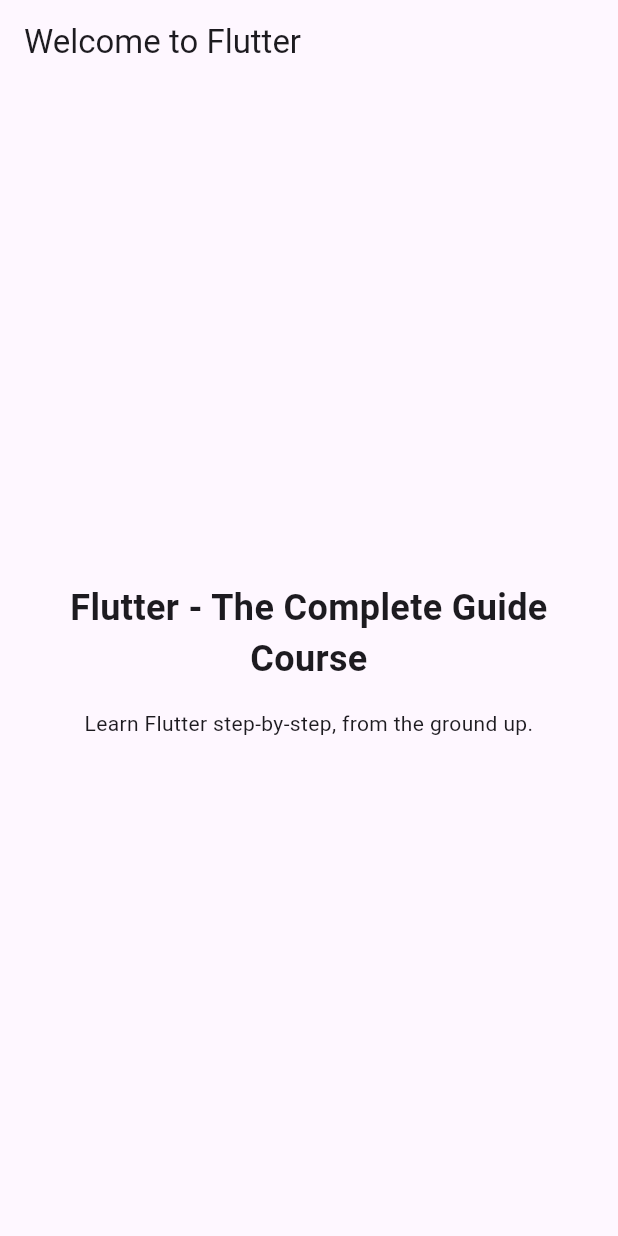
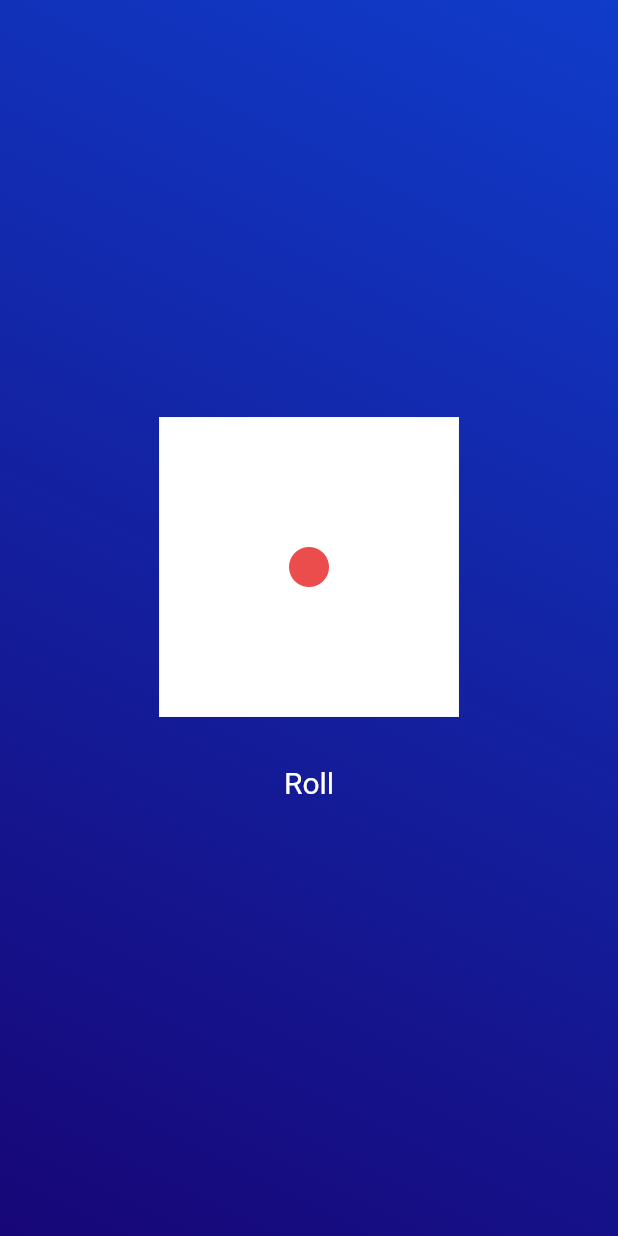
Before and after one commit to asifrahman18/diceRolling-flutter, a Flutter app: the screen it shows after launch, on a phone screen of 412 x 824 dp. Run offline on Flutter 3.47's test engine with Material 3 defaults, Android fonts, the phone set to English and light mode, and no system bars.

```diff
--- /dev/null
+++ b/lib/gradient_container.dart
@@ -0,0 +1,25 @@
+import 'package:flutter/material.dart';
+import 'package:first_app/styled_text.dart';
+import 'package:first_app/roller.dart';
+
+class GradientContainer extends StatelessWidget {
+  const GradientContainer({super.key, required this.colors});
+
+  final List<Color> colors;
+
+  @override
+  Widget build(context) {
+    return Container(
+      decoration: BoxDecoration(
+        gradient: LinearGradient(
+          colors: colors,
+          begin: Alignment.topRight,
+          end: Alignment.bottomLeft,
+        ),
+      ),
+      child: const Center(
+        child: DiceRoller(),
+      ),
+    );
+  }
+}
--- a/lib/main.dart
+++ b/lib/main.dart
@@ -1,54 +1,15 @@
 import 'package:flutter/material.dart';
+import 'package:first_app/gradient_container.dart';
 
 void main() {
-  runApp(const MyApp());
+  runApp(
+    const MaterialApp(
+      home: Scaffold(
+        body: GradientContainer(colors: [
+          Color.fromARGB(255, 16, 60, 202),
+          Color.fromARGB(255, 23, 6, 119)
+        ]),
+      ),
+    ),
+  );
 }
-
-// With Flutter, you create user interfaces by combining "widgets"
-// You'll learn all about them (and much more) throughout this course!
-class MyApp extends StatelessWidget {
-  const MyApp({super.key});
-
-  // Every custom widget must have a build() method
-  // It tells Flutter, which widgets make up your custom widget
-  // Again: You'll learn all about that throughout the course!
-  @override
-  Widget build(BuildContext context) {
-    // Below, a bunch of built-in widgets are used (provided by Flutter)
-    // They will be explained in the next sections
-    // In this course, you will, of course, not just use them a lot but
-    // also learn about many other widgets!
-    return MaterialApp(
-      title: 'Flutter First App',
-      theme: ThemeData(useMaterial3: true),
-      home: Scaffold(
-        appBar: AppBar(
-          title: const Text('Welcome to Flutter'),
-        ),
-        body: Container(
-          width: double.infinity,
-          padding: const EdgeInsets.all(12),
-          child: Column(
-            mainAxisAlignment: MainAxisAlignment.center,
-            crossAxisAlignment: CrossAxisAlignment.center,
-            children: const [
-              Text(
-                'Flutter - The Complete Guide Course',
-                textAlign: TextAlign.center,
-                style: TextStyle(
-                  fontSize: 24,
-                  fontWeight: FontWeight.bold,
-                ),
-              ),
-              SizedBox(height: 16),
-              Text(
-                'Learn Flutter step-by-step, from the ground up.',
-                textAlign: TextAlign.center,
-              ),
-            ],
-          ),
-        ),
-      ),
-    );
-  }
-}
--- /dev/null
+++ b/lib/roller.dart
@@ -0,0 +1,44 @@
+import 'package:flutter/material.dart';
+import 'dart:math';
+
+final rand = Random();
+
+class DiceRoller extends StatefulWidget {
+  const DiceRoller({super.key});
+  @override
+  State<DiceRoller> createState() {
+    return _DiceRollerState();
+  }
+}
+
+class _DiceRollerState extends State<DiceRoller> {
+  var diceNumber = 'assets/images/dice-1.png';
+
+  void clickHandler() {
+    var number = rand.nextInt(6) + 1;
+    setState(() {
+      diceNumber = 'assets/images/dice-$number.png';
+    });
+  }
+
+  @override
+  Widget build(context) {
+    return Column(
+      mainAxisSize: MainAxisSize.min,
+      children: [
+        Image.asset(
+          diceNumber,
+          width: 200,
+        ),
+        const SizedBox(height: 20),
+        TextButton(
+          onPressed: clickHandler,
+          style: TextButton.styleFrom(
+              foregroundColor: Colors.white,
+              textStyle: const TextStyle(fontSize: 20)),
+          child: const Text('Roll'),
+        ),
+      ],
+    );
+  }
+}
--- /dev/null
+++ b/lib/styled_text.dart
@@ -0,0 +1,13 @@
+import 'package:flutter/material.dart';
+
+class StyledText extends StatelessWidget {
+  const StyledText(this.text, {super.key});
+  final String text;
+  @override
+  Widget build(context) {
+    return Text(
+      text,
+      style: const TextStyle(color: Colors.white, fontSize: 40),
+    );
+  }
+}
```
Also changed, not shown: pubspec.yaml (+7 -3 lines), assets/images/dice-1.png (added), assets/images/dice-2.png (added), assets/images/dice-3.png (added), assets/images/dice-4.png (added), assets/images/dice-5.png (added), assets/images/dice-6.png (added).
